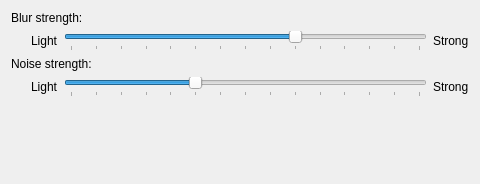
KDE/kwin, file src/plugins/blur/blur_config.ui: the form before one commit.
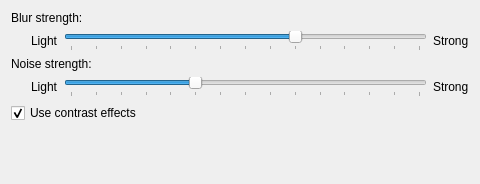
The form after the commit.

Commit message:
Merge BackgroundContrast into Blur
Put the fragment shader of BackgroundContrast as an extra
step for the blur effect, so that a single effect will do the final
effect of the background modification for translucent windows

Patch:
```diff
--- a/src/plugins/blur/blur_config.ui
+++ b/src/plugins/blur/blur_config.ui
@@ -140,6 +140,16 @@
      </item>
     </layout>
    </item>
+   <item>
+    <widget class="QCheckBox" name="kcfg_UseContrastEffects">
+     <property name="text">
+      <string>Use contrast effects</string>
+     </property>
+     <property name="checked">
+      <bool>true</bool>
+     </property>
+    </widget>
+   </item>
    <item>
     <spacer name="verticalSpacer">
      <property name="orientation">
```
The commit also changes 6 other files.
